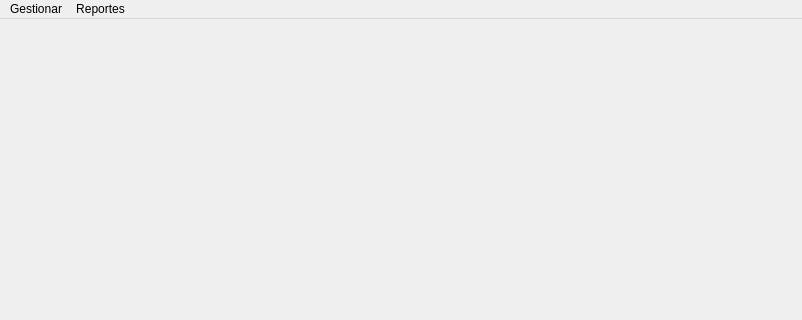
Before: the Qt Designer form vistas/ui/ventana_principal.ui in Marquetty/Medioss, drawn with Qt 5; both pictures show x 0 to 802 and y 0 to 320 of the 802 by 540 pixel window.
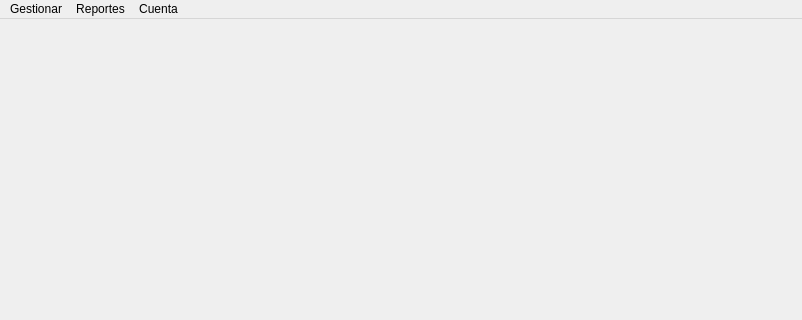
After: the same form once the commit is applied.

Patch:
```diff
--- a/vistas/ui/ventana_principal.ui
+++ b/vistas/ui/ventana_principal.ui
@@ -40,8 +40,15 @@
     <addaction name="action_local"/>
     <addaction name="actionLista_de_responsable_de_edad"/>
    </widget>
+   <widget class="QMenu" name="menuCuenta">
+    <property name="title">
+     <string>Cuenta</string>
+    </property>
+    <addaction name="actionCerrar_cesi_n"/>
+   </widget>
    <addaction name="menuGestionar"/>
    <addaction name="menuReportes"/>
+   <addaction name="menuCuenta"/>
   </widget>
   <widget class="QStatusBar" name="statusbar"/>
   <action name="res_acs">
```
Left out of the diff: 14 changed lines with no effect on the pictures.
